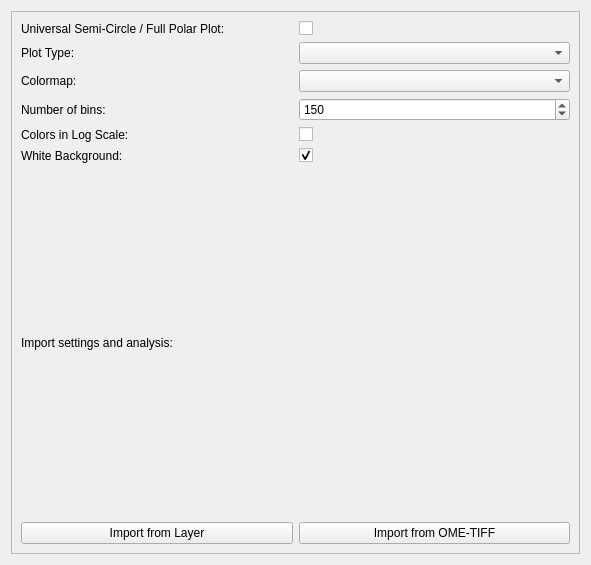
First picture: the form in src/napari_phasors/ui/plotter_inputs_widget.ui, repository napari-phasors/napari-phasors, before the edit.
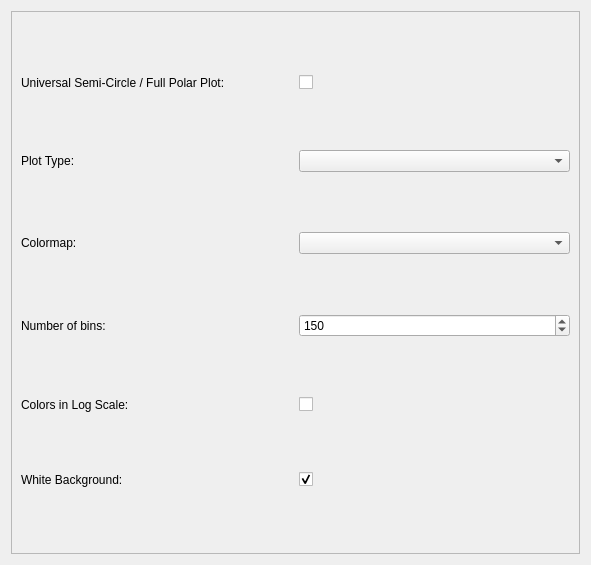
Second picture: the form after the edit.

Commit message: Moved copy settings buttons oustide of tabs under harmonic spinbox. Also added sync of frequency before restoring setting when changing layers.

Diff of the .ui file:
```diff
--- a/src/napari_phasors/ui/plotter_inputs_widget.ui
+++ b/src/napari_phasors/ui/plotter_inputs_widget.ui
@@ -120,38 +120,6 @@
          </property>
         </widget>
        </item>
-       <item row="4" column="1">
-        <widget class="QCheckBox" name="log_scale_checkbox">
-         <property name="text">
-          <string/>
-         </property>
-        </widget>
-       </item>
-       <item row="6" column="0" colspan="2">
-        <widget class="QLabel" name="label_8">
-         <property name="text">
-          <string>Import settings and analysis:</string>
-         </property>
-        </widget>
-       </item>
-       <item row="7" column="0" colspan="2">
-        <layout class="QHBoxLayout" name="import_buttons_layout">
-        <item>
-        <widget class="QPushButton" name="import_from_layer_button">
-            <property name="text">
-            <string>Import from Layer</string>
-            </property>
-        </widget>
-        </item>
-        <item>
-        <widget class="QPushButton" name="import_from_file_button">
-            <property name="text">
-            <string>Import from OME-TIFF</string>
-            </property>
-        </widget>
-        </item>
-        </layout>
-        </item>
       </layout>
      </widget>
     </widget>
```
The commit also changes 7 other files.
